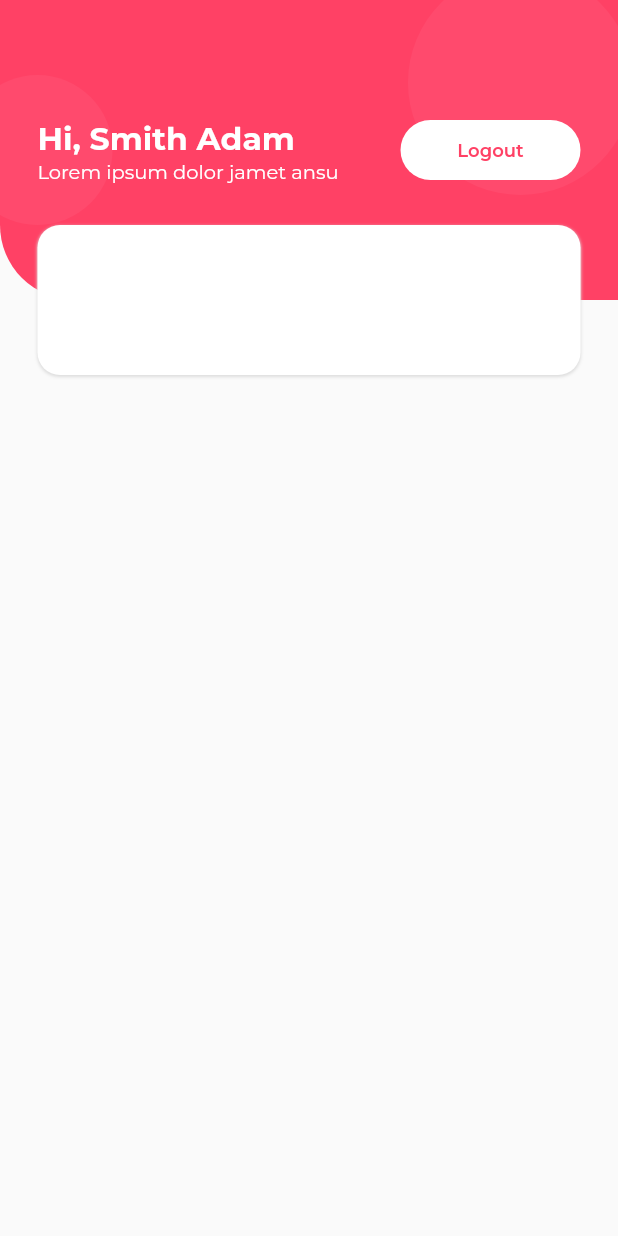
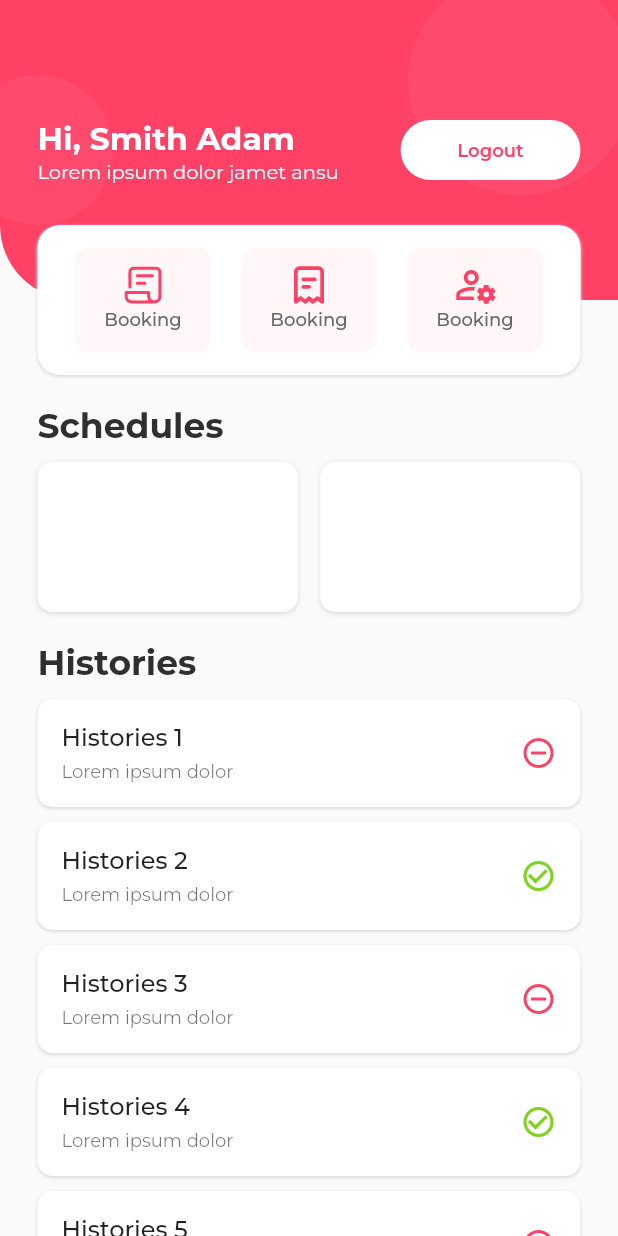
Before and after one commit to hoyirul/djuang_lite_app, a Flutter app: the HomeScreen screen opened directly, on a phone screen of 412 x 824 dp. Run offline on Flutter 3.47's test engine with Material 2 defaults, Android fonts, the phone set to English and light mode, and no system bars; our stand-ins replace flutter_svg, get; project files that could hold a hidden picture were left out.

Commit message:
Add Home | Dashboard UI

```diff
--- a/lib/main.dart
+++ b/lib/main.dart
@@ -1,3 +1,4 @@
+import 'package:djuang_lite_app/screens/home/home_screen.dart';
 import 'package:djuang_lite_app/screens/splash/splash.dart';
 import 'package:flutter/material.dart';
 import 'package:get/route_manager.dart';
@@ -5,6 +6,6 @@ import 'package:get/route_manager.dart';
 void main() {
   runApp(const GetMaterialApp(
     debugShowCheckedModeBanner: false,
-    home: SplashScreen(),
+    home: HomeScreen(),
   ));
 }
--- a/lib/pickers/color_pickers.dart
+++ b/lib/pickers/color_pickers.dart
@@ -3,6 +3,7 @@ import 'package:flutter/material.dart';
 class ColorPicker{
   static const primary = Color(0xffFF4165);
   static const shape = Color(0xffFF4A6D);
+  static const rectangle = Color.fromARGB(255, 255, 246, 248);
   static const orange = Color(0xffFF9800);
   static const green = Color(0xff7ED321);
   static const greyLight = Color(0xffdddddd);
--- /dev/null
+++ b/lib/screens/components/home_feature_component.dart
@@ -0,0 +1,35 @@
+import 'package:djuang_lite_app/pickers/color_pickers.dart';
+import 'package:djuang_lite_app/pickers/font_pickers.dart';
+import 'package:flutter/material.dart';
+import 'package:flutter_svg/svg.dart';
+
+class HomeFeatureComponent extends StatelessWidget {
+  final String icons, title;
+  const HomeFeatureComponent({super.key, required this.icons, required this.title});
+
+  @override
+  Widget build(BuildContext context) {
+    return Container(
+      padding: const EdgeInsets.all(10),
+      decoration: BoxDecoration(
+          borderRadius: BorderRadius.circular(10),
+          color: ColorPicker.rectangle),
+      child: Column(
+        children: [
+          Center(
+            child: SvgPicture.asset(icons),
+          ),
+          const Center(
+            child: Text(
+              'Booking',
+              style: TextStyle(
+                  color: ColorPicker.grey,
+                  fontSize: 12,
+                  fontFamily: FontPicker.medium),
+            ),
+          )
+        ],
+      ),
+    );
+  }
+}
--- /dev/null
+++ b/lib/screens/components/schedule_component.dart
@@ -0,0 +1,26 @@
+import 'package:djuang_lite_app/pickers/color_pickers.dart';
+import 'package:flutter/material.dart';
+
+class ScheduleComponent extends StatelessWidget {
+  const ScheduleComponent({super.key});
+
+  @override
+  Widget build(BuildContext context) {
+    return Expanded(
+      child: Container(
+        padding: const EdgeInsets.all(0),
+        width: 200,
+        height: 100,
+        decoration: BoxDecoration(
+            color: ColorPicker.white,
+            borderRadius: BorderRadius.circular(10),
+            boxShadow: const [
+              BoxShadow(
+                  color: ColorPicker.greyLight,
+                  offset: Offset(0, 1),
+                  blurRadius: 2)
+            ]),
+      ),
+    );
+  }
+}
--- a/lib/screens/home/home_screen.dart
+++ b/lib/screens/home/home_screen.dart
@@ -3,7 +3,11 @@ import 'package:djuang_lite_app/pickers/font_pickers.dart';
 import 'package:djuang_lite_app/screens/auth/login_screen.dart';
 import 'package:djuang_lite_app/screens/components/button_component.dart';
 import 'package:djuang_lite_app/screens/components/circle_component.dart';
+import 'package:djuang_lite_app/screens/components/home_feature_component.dart';
+import 'package:djuang_lite_app/screens/components/schedule_component.dart';
 import 'package:flutter/material.dart';
+import 'package:flutter/rendering.dart';
+import 'package:flutter_svg/svg.dart';
 import 'package:get/get.dart';
 
 class HomeScreen extends StatefulWidget {
@@ -19,6 +23,7 @@ class _HomeScreenState extends State<HomeScreen> {
     return Scaffold(
       body: SingleChildScrollView(
         child: Column(
+          crossAxisAlignment: CrossAxisAlignment.stretch,
           children: [
             Stack(
               children: [
@@ -95,7 +100,7 @@ class _HomeScreenState extends State<HomeScreen> {
                   left: 25,
                   right: 25,
                   child: Container(
-                    padding: const EdgeInsets.all(0),
+                    padding: const EdgeInsets.only(top: 15, bottom: 15, left: 25, right: 25),
                     height: 100,
                     width: MediaQuery.of(context).size.width,
                     decoration: BoxDecoration(
@@ -109,10 +114,123 @@ class _HomeScreenState extends State<HomeScreen> {
                         )
                       ]
                     ),
+
+                    child: Row(
+                      children: [
+                        Expanded(
+                          child: InkWell(
+                            onTap: () {
+                              print('Booking');
+                            },
+                            child: const HomeFeatureComponent(icons: 'assets/icons/booking.svg', title: 'Booking')
+                          )
+                        ),
+
+                        const SizedBox(width: 20,),
+
+                        Expanded(
+                          child: InkWell(
+                            onTap: () {
+                              print('Transaction');
+                            },
+                            child: const HomeFeatureComponent(icons: 'assets/icons/transactions.svg', title: 'Transactions')
+                          )
+                        ),
+
+                        const SizedBox(width: 20,),
+
+                        Expanded(
+                          child: InkWell(
+                            onTap: () {
+                              print('Account');
+                            },
+                            child: const HomeFeatureComponent(icons: 'assets/icons/accounts.svg', title: 'Account')
+                          )
+                        ),
+
+                      ],
+                    ),
                   ),
                 )
+              ],
+            ),
 
-              ],
+            const SizedBox(height: 10,),
+
+            Padding(
+              padding: const EdgeInsets.only(left: 25, right: 25),
+              child: Column(
+                mainAxisSize: MainAxisSize.min,
+                crossAxisAlignment: CrossAxisAlignment.start,
+                children: [
+                  const Align(
+                    alignment: Alignment.centerLeft,
+                    child: Text('Schedules', style: TextStyle(
+                      fontFamily: FontPicker.bold,
+                      color: ColorPicker.dark,
+                      fontSize: 23
+                    ),)
+                  ),
+
+                  const SizedBox(height: 10,),
+
+                  Row(
+                    children: const [
+                      ScheduleComponent(),
+
+                      SizedBox(width: 15,),
+
+                      ScheduleComponent(),
+                    ],
+                  ),
+
+                  const SizedBox(height: 20,),
+
+                  const Align(
+                    alignment: Alignment.centerLeft,
+                    child: Text('Histories', style: TextStyle(
+                      fontFamily: FontPicker.bold,
+                      color: ColorPicker.dark,
+                      fontSize: 23
+                    ),)
+                  ),
+
+                  const SizedBox(height: 10,),
+
+                  ListView.builder(
+                    padding: const EdgeInsets.all(0),
+                    shrinkWrap: true,
+                    scrollDirection: Axis.vertical,
+                    itemCount: 8,
+                    itemBuilder: (context, index) {
+                      return Container(
+                        margin: const EdgeInsets.only(bottom: 10),
+                        decoration: BoxDecoration(
+                          borderRadius: BorderRadius.circular(10),
+                          color: ColorPicker.white,
+                          boxShadow: const [
+                            BoxShadow(
+                              color: ColorPicker.greyLight,
+                              offset: Offset(0, 1),
+                              blurRadius: 1
+                            )
+                          ]
+                        ),
+                        child: ListTile(
+                          title: Text('Histories ${index + 1}', style: const TextStyle(
+                            fontFamily: FontPicker.medium
+                          ),),
+                          subtitle: const Text('Lorem ipsum dolor', style: TextStyle(
+                            fontFamily: FontPicker.regular,
+                            fontSize: 12
+                          ),),
+                          trailing: (index % 2 == 1 ) ? const Icon(Icons.check_circle_outline, color: ColorPicker.green,) : const Icon(Icons.remove_circle_outline, color: ColorPicker.primary,)
+                        ),
+                      );
+                    },
+                  )
+                ],
+              ),
             )
           ],
         ),
--- a/pubspec.yaml
+++ b/pubspec.yaml
@@ -66,6 +66,7 @@ flutter:
   # To add assets to your application, add an assets section, like this:
   assets:
     - assets/svg/
+    - assets/icons/
   #   - images/a_dot_ham.jpeg
 
   # An image asset can refer to one or more resolution-specific "variants", see
```
